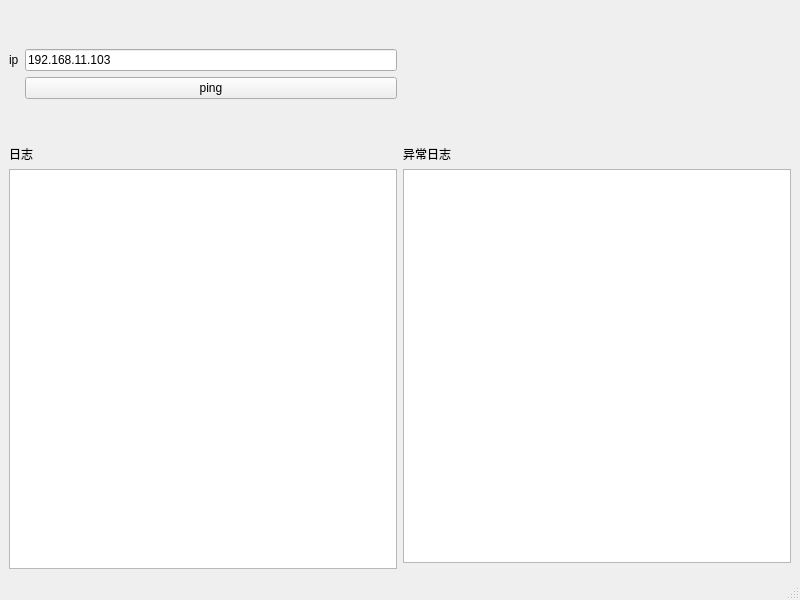
Above: icmp/mainwindow.ui from kensou24/ping-qt-tool before the change. Below: the same form after it.
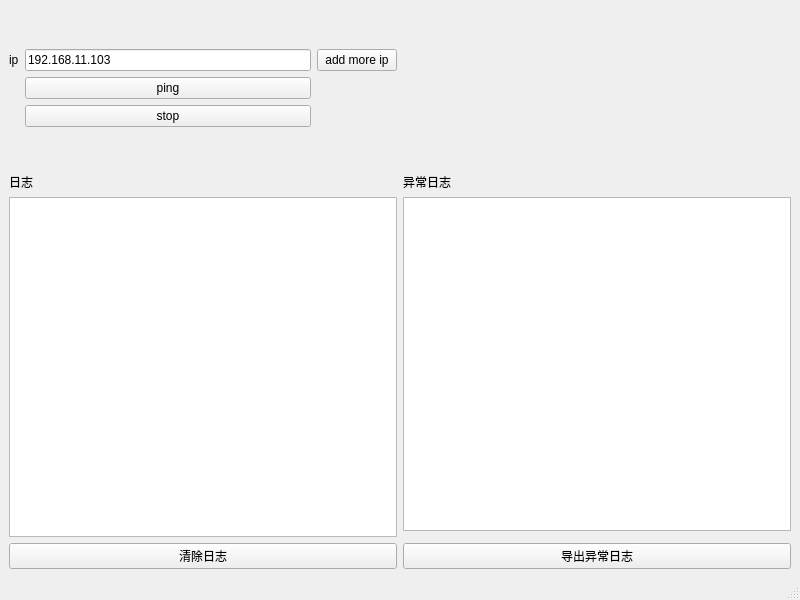
That is the form after the change.

Commit message: #TSK# 支持多个地址同时ping，支持错误日志导出

Diff of the .ui file:
```diff
--- a/icmp/mainwindow.ui
+++ b/icmp/mainwindow.ui
@@ -15,25 +15,18 @@
   </property>
   <widget class="QWidget" name="centralwidget">
    <layout class="QGridLayout" name="gridLayout_2">
-    <item row="2" column="0">
-     <widget class="QLabel" name="label_2">
-      <property name="text">
-       <string>日志</string>
-      </property>
-     </widget>
-    </item>
-    <item row="3" column="1">
+    <item row="3" column="2">
      <widget class="QTextEdit" name="textEdit_failLog"/>
     </item>
-    <item row="2" column="1">
-     <widget class="QLabel" name="label_3">
-      <property name="text">
-       <string>异常日志</string>
-      </property>
-     </widget>
-    </item>
     <item row="0" column="0" rowspan="2">
      <layout class="QGridLayout" name="gridLayout">
+      <item row="1" column="2">
+       <widget class="QPushButton" name="pushButton_addIP">
+        <property name="text">
+         <string>add more ip</string>
+        </property>
+       </widget>
+      </item>
       <item row="2" column="1">
        <widget class="QPushButton" name="pushButton">
         <property name="text">
@@ -41,6 +34,19 @@
         </property>
        </widget>
       </item>
+      <item row="4" column="1">
+       <spacer name="verticalSpacer">
+        <property name="orientation">
+         <enum>Qt::Vertical</enum>
+        </property>
+        <property name="sizeHint" stdset="0">
+         <size>
+          <width>20</width>
+          <height>40</height>
+         </size>
+        </property>
+       </spacer>
+      </item>
       <item row="1" column="1">
        <widget class="QLineEdit" name="lineEdit">
         <property name="text">
@@ -55,19 +61,6 @@
         </property>
        </widget>
       </item>
-      <item row="3" column="1">
-       <spacer name="verticalSpacer">
-        <property name="orientation">
-         <enum>Qt::Vertical</enum>
-        </property>
-        <property name="sizeHint" stdset="0">
-         <size>
-          <width>20</width>
-          <height>40</height>
-         </size>
-        </property>
-       </spacer>
-      </item>
       <item row="0" column="1">
        <spacer name="verticalSpacer_2">
         <property name="orientation">
@@ -81,11 +74,66 @@
         </property>
        </spacer>
       </item>
+      <item row="3" column="1">
+       <widget class="QPushButton" name="pushButton_2">
+        <property name="text">
+         <string>stop</string>
+        </property>
+       </widget>
+      </item>
      </layout>
     </item>
     <item row="3" column="0" rowspan="2">
      <widget class="QTextEdit" name="textEdit_log"/>
     </item>
+    <item row="0" column="2" rowspan="2">
+     <layout class="QGridLayout" name="gridLayout_extern1">
+      <item row="1" column="0">
+       <spacer name="verticalSpacer_3">
+        <property name="orientation">
+         <enum>Qt::Vertical</enum>
+        </property>
+        <property name="sizeHint" stdset="0">
+         <size>
+          <width>20</width>
+          <height>40</height>
+         </size>
+        </property>
+       </spacer>
+      </item>
+      <item row="0" column="0">
+       <layout class="QGridLayout" name="gridLayout_extern"/>
+      </item>
+     </layout>
+    </item>
+    <item row="2" column="0">
+     <widget class="QLabel" name="label_2">
+      <property name="text">
+       <string>日志</string>
+      </property>
+     </widget>
+    </item>
+    <item row="2" column="2">
+     <widget class="QLabel" name="label_3">
+      <property name="text">
+       <string>异常日志</string>
+      </property>
+     </widget>
+    </item>
+    <item row="5" column="0">
+     <widget class="QPushButton" name="pushButton_clearlog">
+      <property name="text">
+       <string>清除日志</string>
+      </property>
+     </widget>
+    </item>
+    <item row="5" column="2">
+     <widget class="QPushButton" name="pushButton_exportLog">
+      <property name="text">
+       <string>导出异常日志</string>
+      </property>
+     </widget>
+    </item>
    </layout>
   </widget>
   <widget class="QMenuBar" name="menubar">
```
The commit also changes 6 other files.
